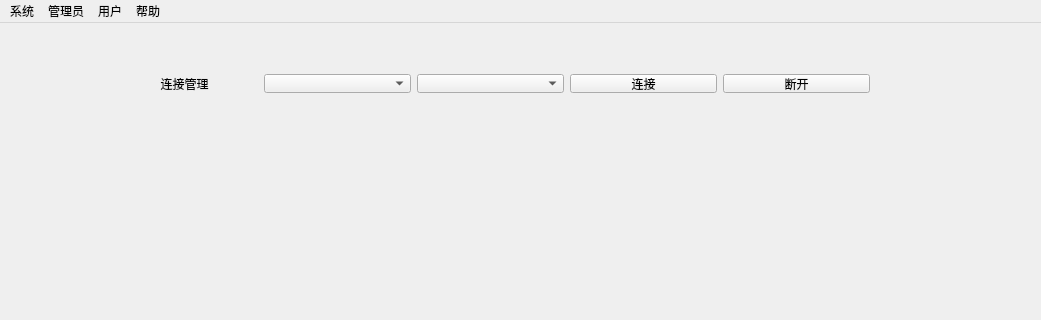
Before: the Qt Designer form lab5/Library/mainwindow.ui in MiChuan/RFID, drawn with Qt 5; both pictures show x 0 to 1041 and y 0 to 320 of the 1041 by 751 pixel window.
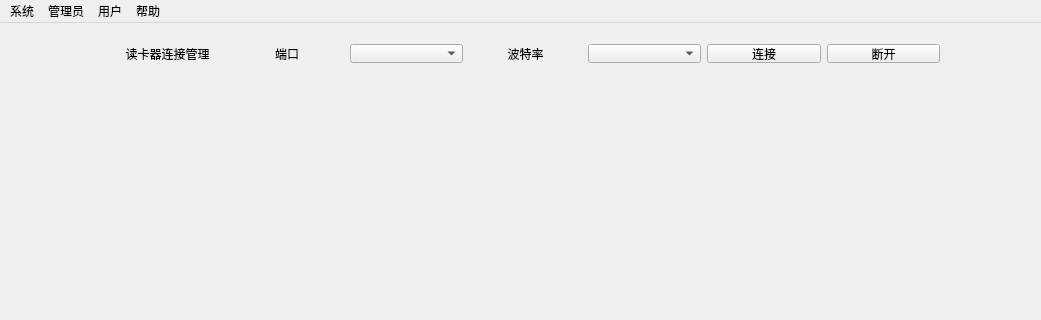
After: the same form once the commit is applied. Icons and pictures are not drawn.

```diff
--- a/lab5/Library/mainwindow.ui
+++ b/lab5/Library/mainwindow.ui
@@ -41,8 +41,8 @@
     <property name="geometry">
      <rect>
       <x>100</x>
-      <y>40</y>
-      <width>781</width>
+      <y>10</y>
+      <width>851</width>
       <height>41</height>
      </rect>
     </property>
@@ -50,7 +50,17 @@
      <item>
       <widget class="QLabel" name="label">
        <property name="text">
-        <string>连接管理</string>
+        <string>读卡器连接管理</string>
+       </property>
+       <property name="alignment">
+        <set>Qt::AlignCenter</set>
+       </property>
+      </widget>
+     </item>
+     <item>
+      <widget class="QLabel" name="label_2">
+       <property name="text">
+        <string>端口</string>
        </property>
        <property name="alignment">
         <set>Qt::AlignCenter</set>
@@ -60,6 +70,16 @@
      <item>
       <widget class="QComboBox" name="com"/>
      </item>
+     <item>
+      <widget class="QLabel" name="label_3">
+       <property name="text">
+        <string>波特率</string>
+       </property>
+       <property name="alignment">
+        <set>Qt::AlignCenter</set>
+       </property>
+      </widget>
+     </item>
      <item>
       <widget class="QComboBox" name="rate"/>
      </item>
@@ -79,6 +99,31 @@
      </item>
     </layout>
    </widget>
+   <widget class="QWidget" name="horizontalLayoutWidget_2">
+    <property name="geometry">
+     <rect>
+      <x>0</x>
+      <y>60</y>
+      <width>1041</width>
+      <height>16</height>
+     </rect>
+    </property>
+    <layout class="QHBoxLayout" name="horizontalLayout_2">
+     <item>
+      <widget class="Line" name="line">
+       <property name="font">
+        <font>
+         <weight>50</weight>
+         <bold>false</bold>
+        </font>
+       </property>
+       <property name="orientation">
+        <enum>Qt::Horizontal</enum>
+       </property>
+      </widget>
+     </item>
+    </layout>
+   </widget>
   </widget>
   <widget class="QMenuBar" name="menuBar">
    <property name="geometry">
```
